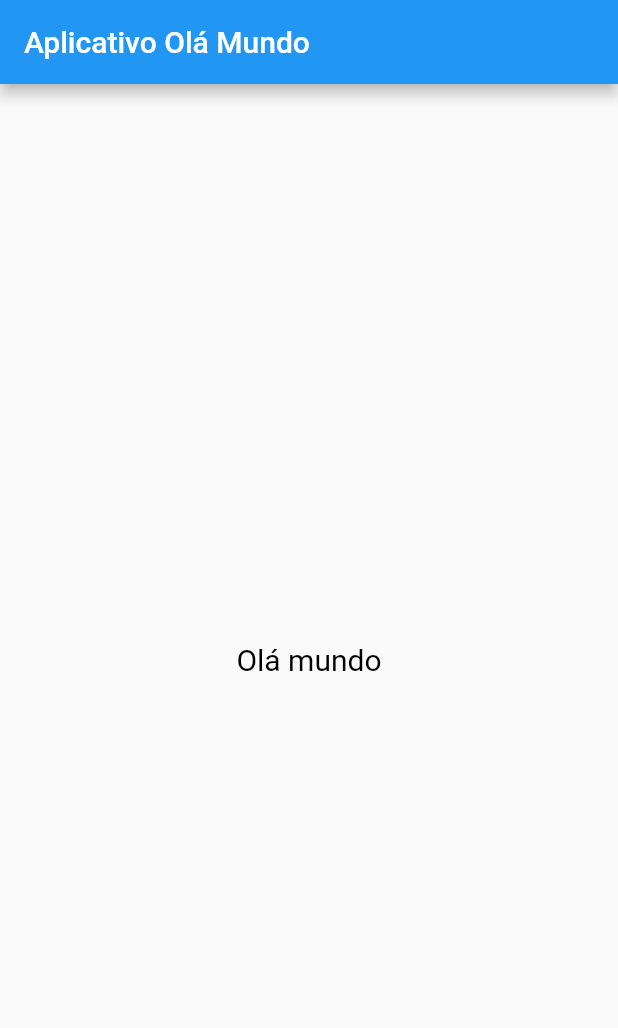
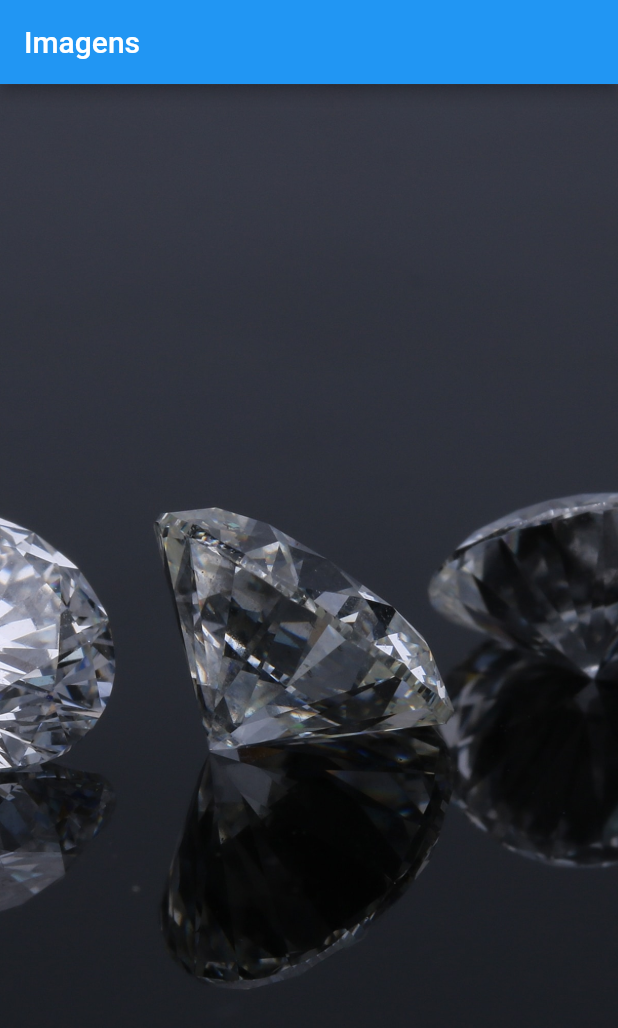
Before and after one commit to thiago-dsd/Flutter, a Flutter app: the screen it shows after launch, on a phone screen of 412 x 824 dp. Shown: the top 1028 px of the screen. Run offline on Flutter 3.47's test engine with Material 2 defaults, Android fonts, the phone set to English and light mode, and no system bars.

Commit message:
Create a image

```diff
--- a/lib/main.dart
+++ b/lib/main.dart
@@ -1,23 +1,33 @@
 import 'package:flutter/material.dart';
 
-/*
-  Scaffold - significa andaime em inglês
-*/
 void main() {
-  runApp(
-    MaterialApp(
+  runApp(MyApp());
+}
+
+class MyApp extends StatefulWidget {
+  const MyApp({super.key});
+
+  @override
+  State<MyApp> createState() => _MyAppState();
+}
+
+class _MyAppState extends State<MyApp> {
+  @override
+  Widget build(BuildContext context) {
+    return MaterialApp(
       home: Scaffold(
         appBar: AppBar(
-          title: Text("Aplicativo Olá Mundo"),
+          title: Text("Imagens"),
         ),
-        body:Center(
-          child: Text(
-              "Olá mundo",
-              style: TextStyle(fontSize: 20,color: Colors.black,
-              )
+        body: Center(
+          child: Image.asset(
+            "assets/images/diamont.jpg",
+            fit: BoxFit.cover,
+            width: double.infinity,
+            height: double.infinity,
           ),
         ),
       ),
-    ),
-  );
+    );
+  }
 }
```
Also changed, not shown: pubspec.yaml (+4 -4 lines), assets/images/diamont.jpg (added), assets/images/newschool.jpg (added).
